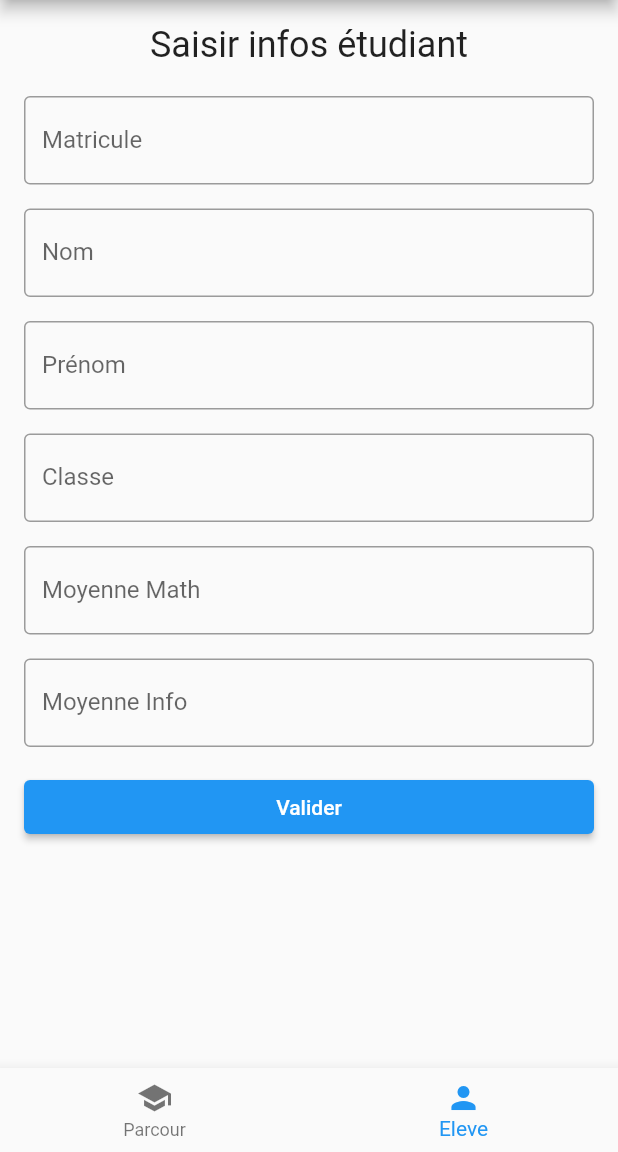
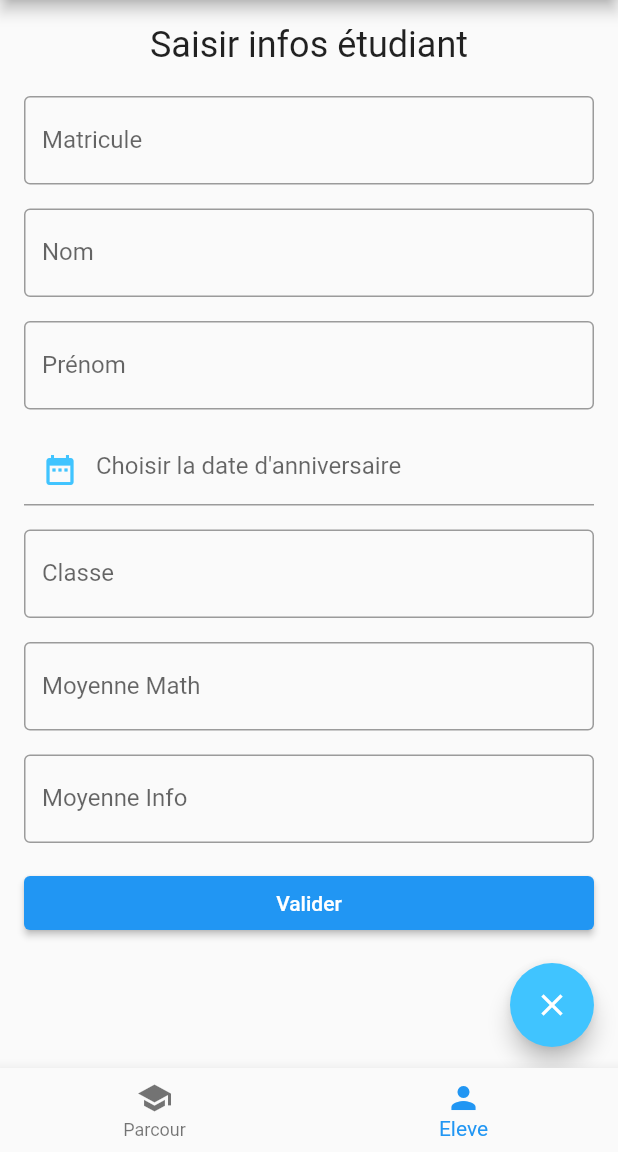
Before and after one commit to AngeATT/crud_ecole, a Flutter app: the screen it shows after launch, item 2 of the bottom bar chosen, on a phone screen of 412 x 824 dp, the part 84-1236 px from its top. Run offline on Flutter 3.47's test engine with Material 2 defaults, Android fonts, the phone set to English and light mode, and no system bars.

Commit message:
Ajout d'un calendrier

```diff
--- a/lib/pages/AjouterEleve.dart
+++ b/lib/pages/AjouterEleve.dart
@@ -1,4 +1,5 @@
 import 'package:flutter/material.dart';
+import 'package:intl/intl.dart';
 
 //TODO : ajouter le bouton, afficher les parcours en fonction des parcours dans la bd, gerer l'insertion dans la bd
 class AjouterEleve extends StatefulWidget {
@@ -9,20 +10,58 @@ class AjouterEleve extends StatefulWidget {
 }
 
 class _AjouterEleveState extends State<AjouterEleve> {
+  DateFormat formatter = DateFormat('dd-MM-yyyy');
   FocusScopeNode focusScopeNode = FocusScopeNode();
   final _formKey = GlobalKey<FormState>();
+
+  DateTime selectedDate = DateTime.now();
+  TextEditingController dateController = new TextEditingController();
+
+  Future<Null> _selectDate(BuildContext context) async {
+    final DateTime? picked = await showDatePicker(
+        context: context,
+        initialDate: selectedDate,
+        firstDate: DateTime(1960, 1),
+        lastDate: DateTime(2024));
+    if (picked != null && picked != selectedDate)
+      setState(() {
+        selectedDate = picked;
+        dateController.value = TextEditingValue(text: formatter.format(picked));
+      });
+  }
+
+  TextEditingController matriculeController = TextEditingController();
+  TextEditingController nomController = TextEditingController();
+  TextEditingController prenomController = TextEditingController();
+  TextEditingController classeController = TextEditingController();
+  TextEditingController moyMathController = TextEditingController();
+  TextEditingController moyInfoController = TextEditingController();
 
   String matricule = '';
   String nom = '';
   String prenom = '';
   String classe = '';
   String moyMath = '';
+  String anniv = "";
   String moyInfo = '';
+
+  void clearChamps() {
+    setState(() {
+      matriculeController.clear();
+      nomController.clear();
+      prenomController.clear();
+      dateController.value =
+          TextEditingValue(text: "Chosir la date d'anniversaire");
+      classeController.clear();
+      moyMathController.clear();
+      moyInfoController.clear();
+    });
+  }
 
   @override
   Widget build(BuildContext context) {
-    return Center(
-        child: GestureDetector(
+    return Scaffold(
+        body: GestureDetector(
             onTap: () {
               focusScopeNode.unfocus();
             },
@@ -45,6 +84,7 @@ class _AjouterEleveState extends State<AjouterEleve> {
                               ),
                               SizedBox(height: 20.0),
                               TextFormField(
+                                controller: matriculeController,
                                 decoration: InputDecoration(
                                   labelText: 'Matricule',
                                   border: OutlineInputBorder(),
@@ -63,6 +103,7 @@ class _AjouterEleveState extends State<AjouterEleve> {
                               ),
                               SizedBox(height: 16.0),
                               TextFormField(
+                                controller: nomController,
                                 decoration: InputDecoration(
                                   labelText: 'Nom',
                                   border: OutlineInputBorder(),
@@ -78,6 +119,7 @@ class _AjouterEleveState extends State<AjouterEleve> {
                               ),
                               SizedBox(height: 16.0),
                               TextFormField(
+                                controller: prenomController,
                                 decoration: InputDecoration(
                                   labelText: 'Prénom',
                                   border: OutlineInputBorder(),
@@ -92,7 +134,26 @@ class _AjouterEleveState extends State<AjouterEleve> {
                                 },
                               ),
                               SizedBox(height: 16.0),
+                              GestureDetector(
+                                onTap: () => _selectDate(context),
+                                child: AbsorbPointer(
+                                  child: TextFormField(
+                                    controller: dateController,
+                                    keyboardType: TextInputType.datetime,
+                                    decoration: InputDecoration(
+                                      hintText:
+                                          "Choisir la date d'anniversaire",
+                                      prefixIcon: Icon(
+                                        Icons.date_range,
+                                        color: Colors.lightBlueAccent,
+                                      ),
+                                    ),
+                                  ),
+                                ),
+                              ),
+                              SizedBox(height: 16.0),
                               TextFormField(
+                                controller: classeController,
                                 decoration: InputDecoration(
                                   labelText: 'Classe',
                                   border: OutlineInputBorder(),
@@ -108,6 +169,7 @@ class _AjouterEleveState extends State<AjouterEleve> {
                               ),
                               SizedBox(height: 16.0),
                               TextFormField(
+                                controller: moyMathController,
                                 decoration: InputDecoration(
                                   labelText: 'Moyenne Math',
                                   border: OutlineInputBorder(),
@@ -123,6 +185,7 @@ class _AjouterEleveState extends State<AjouterEleve> {
                               ),
                               SizedBox(height: 16.0),
                               TextFormField(
+                                controller: moyInfoController,
                                 decoration: InputDecoration(
                                   labelText: 'Moyenne Info',
                                   border: OutlineInputBorder(),
@@ -149,9 +212,21 @@ class _AjouterEleveState extends State<AjouterEleve> {
                                     print('Classe: $classe');
                                     print('Moyenne Math: $moyMath');
                                     print('Moyenne Info: $moyInfo');
+                                    //TODO : enregistrer l'éléve et clear les champs si il a été enregistré
                                   }
                                 },
                                 child: Text('Valider'),
+                              ),
+                              SizedBox(height: 16.0),
+                              Align(
+                                alignment: Alignment.bottomRight,
+                                child: FloatingActionButton(
+                                  onPressed: () {
+                                    clearChamps();
+                                  },
+                                  child: const Icon(Icons.close),
+                                  backgroundColor: Colors.lightBlueAccent,
+                                ),
                               ),
                             ],
                           ),
--- a/lib/pages/MyHomePage.dart
+++ b/lib/pages/MyHomePage.dart
@@ -165,6 +165,7 @@ class _MyHomePageState extends State<MyHomePage> {
         currentIndex: _selectedIndex,
         onTap: _onItemTapped,
       ),
+        floatingActionButtonLocation: FloatingActionButtonLocation.endFloat
     );
   }
 }
--- a/pubspec.yaml
+++ b/pubspec.yaml
@@ -32,6 +32,8 @@ dependencies:
   flutter:
     sdk: flutter
   sqflite: ^2.0.0+3
+  table_calendar: ^3.0.0
+  intl: ^0.17.0
 
 
   # The following adds the Cupertino Icons font to your application.
```
Also changed, not shown: lib/pages/SupprimerParcour.dart (+18 -4 lines), lib/bd/models/Eleve.dart (line endings or trailing spaces), pubspec.lock.
